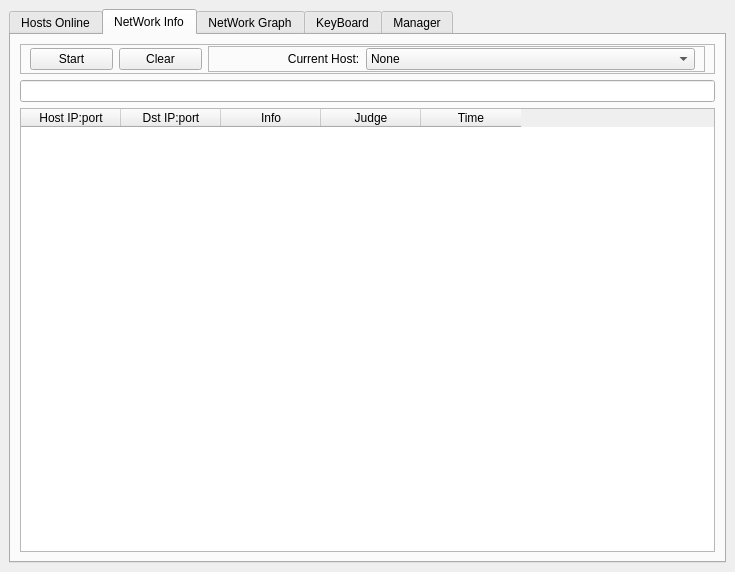
The window that Server/admin.ui (mumu0215/Monitor) describes before a commit, drawn with Qt 5.
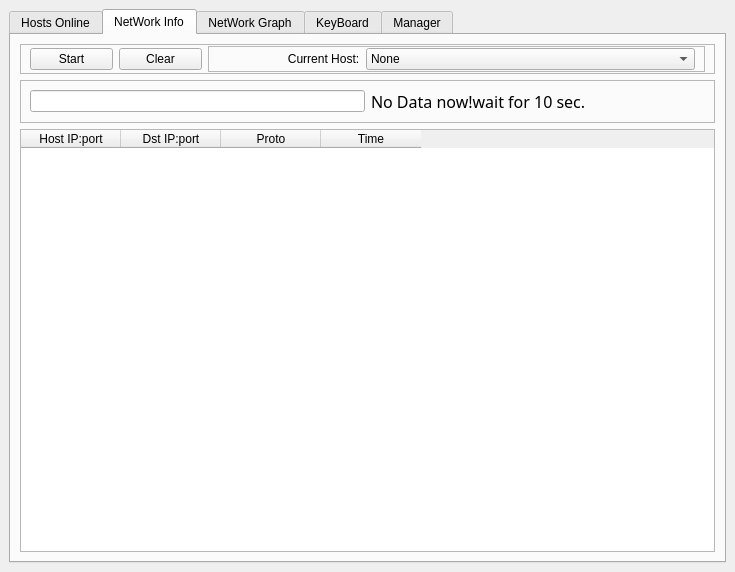
The same window after the commit. The open tabs and pages were chosen to show the change.

```diff
--- a/Server/admin.ui
+++ b/Server/admin.ui
@@ -132,7 +132,35 @@
          </widget>
         </item>
         <item>
-         <widget class="QLineEdit" name="lineEdit_2"/>
+         <widget class="QFrame" name="frame_7">
+          <property name="frameShape">
+           <enum>QFrame::StyledPanel</enum>
+          </property>
+          <property name="frameShadow">
+           <enum>QFrame::Raised</enum>
+          </property>
+          <layout class="QHBoxLayout" name="horizontalLayout_7" stretch="1,1">
+           <item>
+            <widget class="QLineEdit" name="lineEdit_2"/>
+           </item>
+           <item>
+            <widget class="QLabel" name="label_5">
+             <property name="font">
+              <font>
+               <family>Mongolian Baiti</family>
+               <pointsize>12</pointsize>
+              </font>
+             </property>
+             <property name="text">
+              <string>No Data now!wait for 10 sec.</string>
+             </property>
+             <property name="textFormat">
+              <enum>Qt::AutoText</enum>
+             </property>
+            </widget>
+           </item>
+          </layout>
+         </widget>
         </item>
         <item>
          <widget class="QTableWidget" name="tableWidget_2">
@@ -154,12 +182,7 @@
           </column>
           <column>
            <property name="text">
-            <string>Info</string>
-           </property>
-          </column>
-          <column>
-           <property name="text">
-            <string>Judge</string>
+            <string>Proto</string>
            </property>
           </column>
           <column>
```
